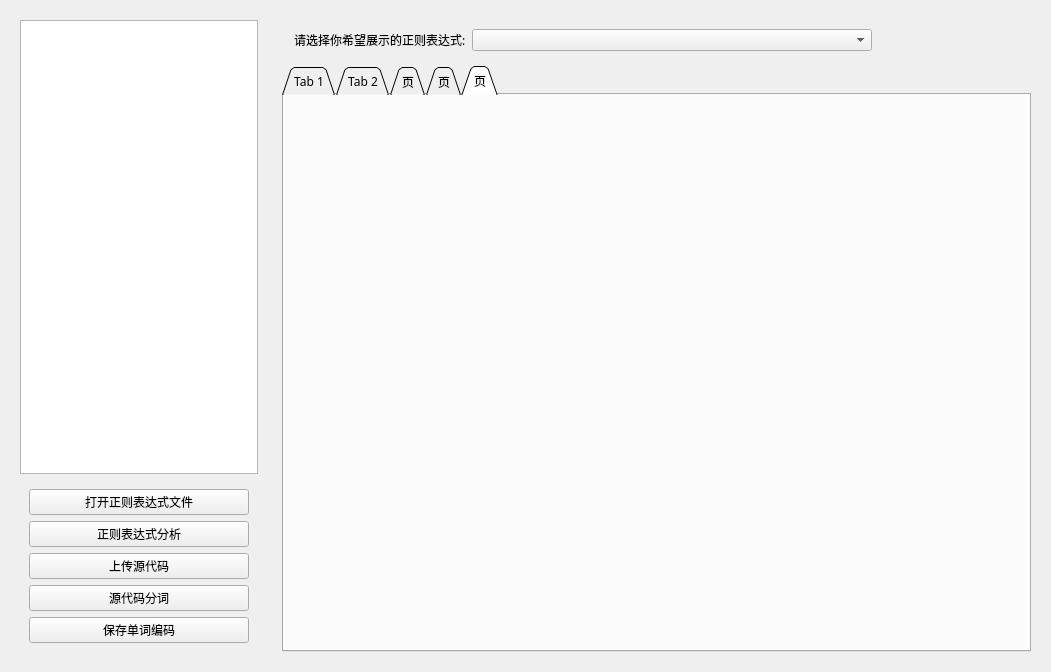
WA-automat/SCNU_Compilation_Principles_Project, file taskone/taskonewidget.ui: the form before one commit.
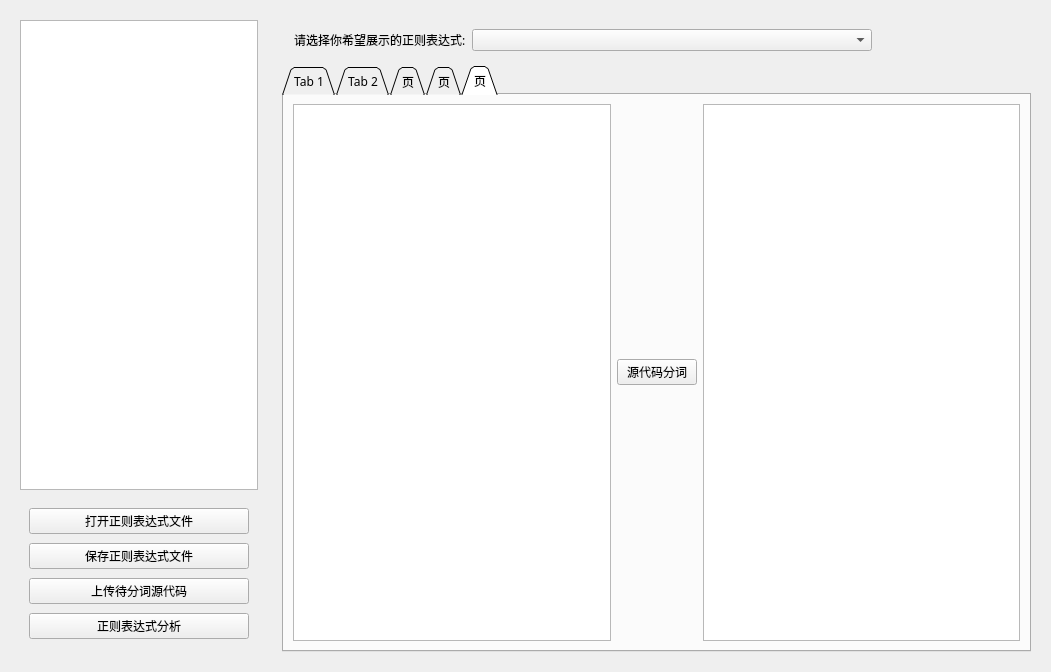
The form after the commit. The open tabs and pages were chosen to show the change.

Commit message: 完成编译原理课程设计代码

Patch:
```diff
--- a/taskone/taskonewidget.ui
+++ b/taskone/taskonewidget.ui
@@ -43,6 +43,25 @@
            </property>
           </widget>
          </item>
+         <item>
+          <widget class="QPushButton" name="saveRegexButton">
+           <property name="text">
+            <string>保存正则表达式文件</string>
+           </property>
+          </widget>
+         </item>
+         <item>
+          <widget class="QPushButton" name="uploadCodeButton">
+           <property name="font">
+            <font>
+             <family>黑体</family>
+            </font>
+           </property>
+           <property name="text">
+            <string>上传待分词源代码</string>
+           </property>
+          </widget>
+         </item>
          <item>
           <widget class="QPushButton" name="ReButton">
            <property name="font">
@@ -56,42 +75,6 @@
            </property>
           </widget>
          </item>
-         <item>
-          <widget class="QPushButton" name="uploadCodeButton">
-           <property name="font">
-            <font>
-             <family>黑体</family>
-            </font>
-           </property>
-           <property name="text">
-            <string>上传源代码</string>
-           </property>
-          </widget>
-         </item>
-         <item>
-          <widget class="QPushButton" name="lexButton">
-           <property name="font">
-            <font>
-             <family>黑体</family>
-            </font>
-           </property>
-           <property name="text">
-            <string>源代码分词</string>
-           </property>
-          </widget>
-         </item>
-         <item>
-          <widget class="QPushButton" name="saveLexButton">
-           <property name="font">
-            <font>
-             <family>黑体</family>
-            </font>
-           </property>
-           <property name="text">
-            <string>保存单词编码</string>
-           </property>
-          </widget>
-         </item>
         </layout>
        </widget>
       </item>
@@ -187,6 +170,30 @@
          <attribute name="title">
           <string>页</string>
          </attribute>
+         <layout class="QHBoxLayout" name="horizontalLayout_7">
+          <item>
+           <widget class="QTextEdit" name="srcEdit">
+            <property name="readOnly">
+             <bool>false</bool>
+            </property>
+           </widget>
+          </item>
+          <item>
+           <widget class="QPushButton" name="lexButton">
+            <property name="font">
+             <font>
+              <family>黑体</family>
+             </font>
+            </property>
+            <property name="text">
+             <string>源代码分词</string>
+            </property>
+           </widget>
+          </item>
+          <item>
+           <widget class="QTableWidget" name="resultTableWidget"/>
+          </item>
+         </layout>
         </widget>
        </widget>
       </item>
```
Left out of the diff: 29 changed lines with no effect on the pictures. The commit also changes 20 other files.
